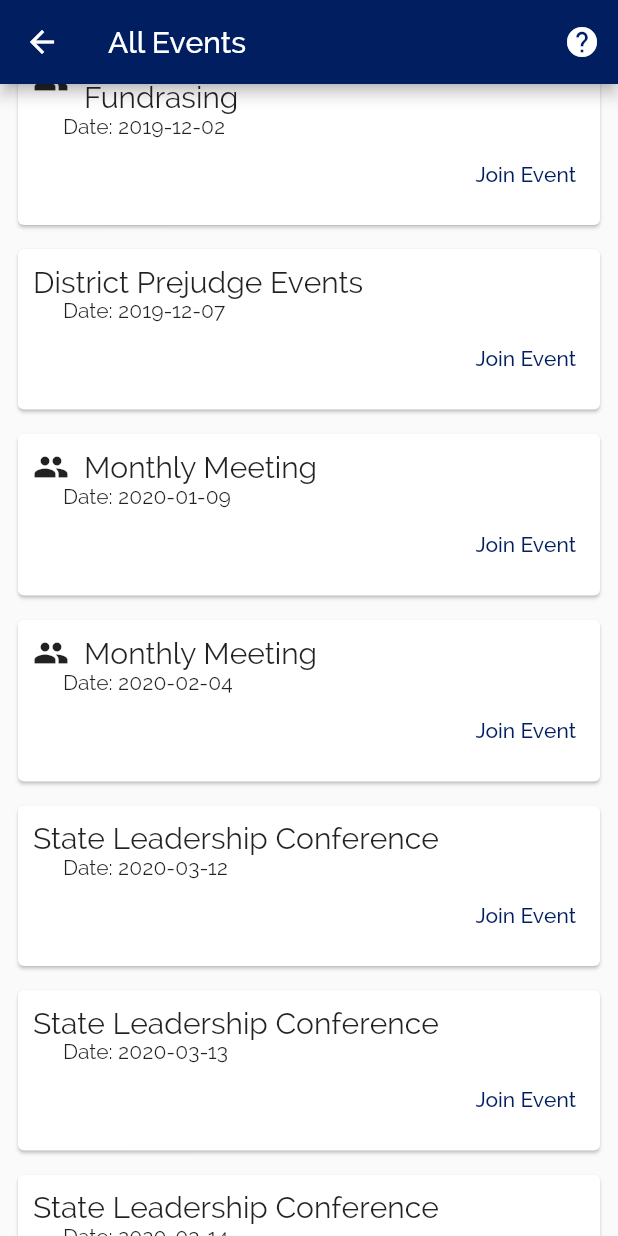
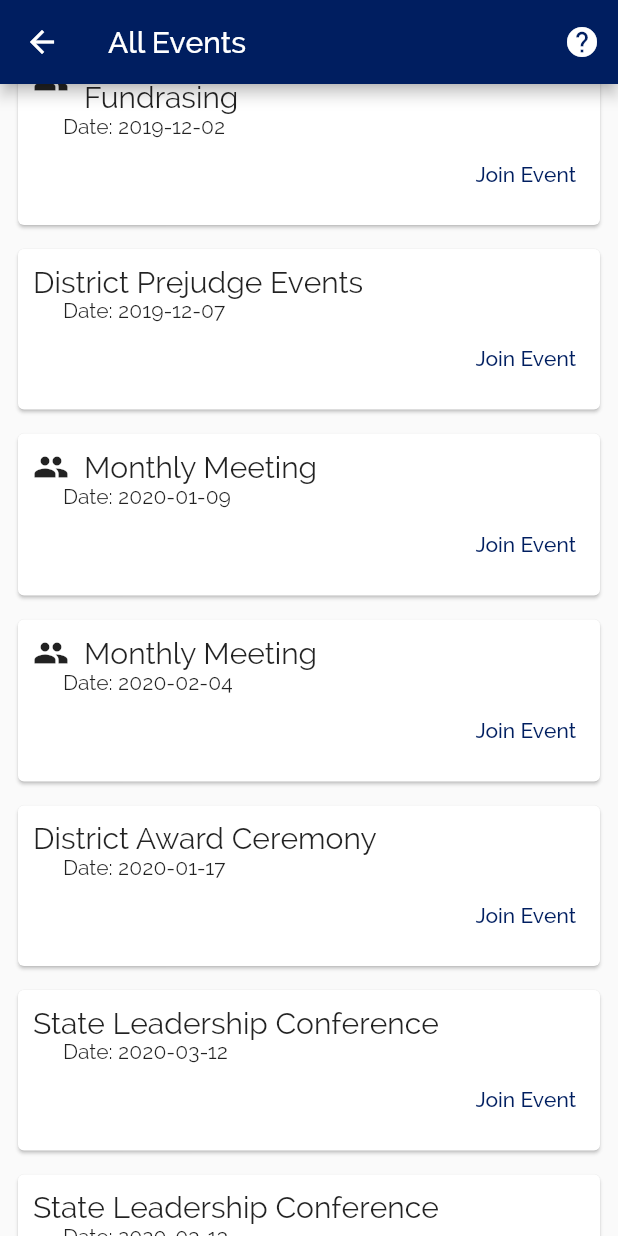
Before and after one commit to randomlylelo/fbla, a Flutter app: the AllEvent screen opened directly, scrolled down 1152 dp, on a phone screen of 412 x 824 dp. Run offline on Flutter 3.47's test engine with Material 2 defaults, Android fonts, the phone set to English and light mode, and no system bars; our stand-ins replace font_awesome_flutter, table_calendar.

Commit message:
Calendar updated one event

```diff
--- a/lib/screens/calendar.dart
+++ b/lib/screens/calendar.dart
@@ -29,7 +29,7 @@ Map<DateTime, List> _events = {
   DateTime(2019, 12, 7): ['District Prejudge Events'],
   DateTime(2020, 1, 9): ['Monthly Meeting'],
   DateTime(2020, 2, 4): ['Monthly Meeting'],
-  // DateTime(2020, 1, 9): ['District Competitions'], // TODO: GET DATE
+  DateTime(2020, 1, 17): ['District Award Ceremony'],
   DateTime(2020, 3, 12): ['State Leadership Conference'],
   DateTime(2020, 3, 13): ['State Leadership Conference'],
   DateTime(2020, 3, 14): ['State Leadership Conference'],
```
